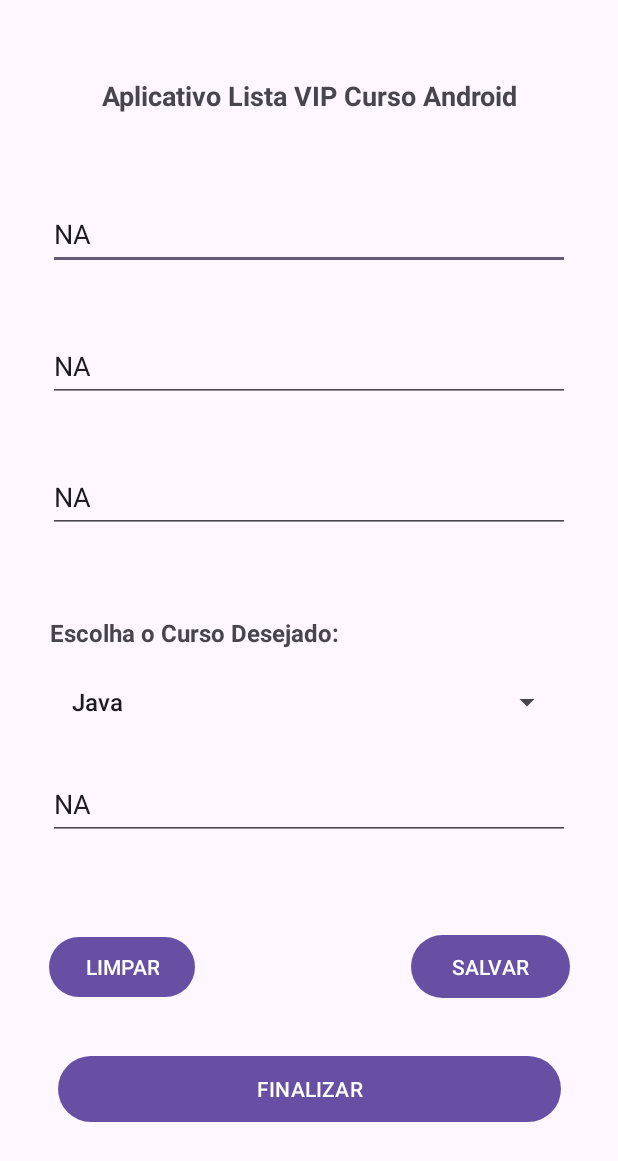
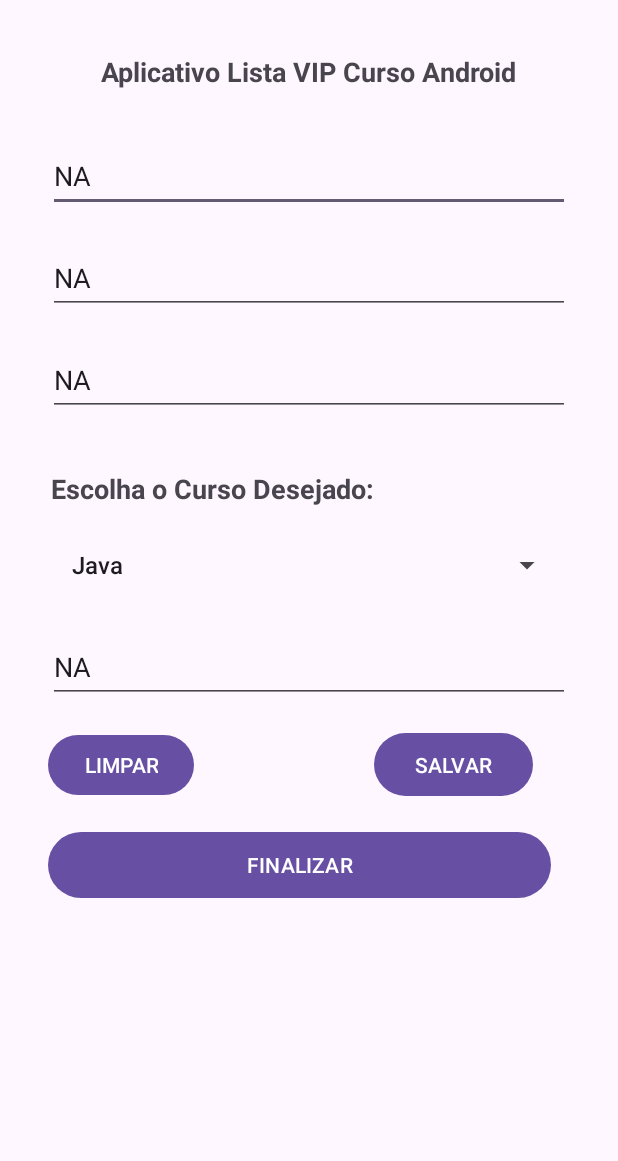
Before and after one commit to Marcio44/AppsAndroid2023, an Android app: the screen it shows after launch (MainActivity), on a phone screen of 412 x 824 dp. Shown: the top 1161 px of the screen. Run offline under Robolectric (Android 15) with nearby library versions, the phone set to English and light mode, and no system bars.

Commit message:
Refatoração do Layout para inserir um ScrollView e mudança para LinearLayout.

```diff
--- a/AppListaCurso/app/src/main/java/devandroid/silva/AppListaCurso/View/MainActivity.java
+++ b/AppListaCurso/app/src/main/java/devandroid/silva/AppListaCurso/View/MainActivity.java
@@ -44,7 +44,7 @@ public class MainActivity extends AppCompatActivity {
     @Override
     protected void onCreate(Bundle savedInstanceState) {
         super.onCreate(savedInstanceState);
-        setContentView(R.layout.activity_main);
+        setContentView(R.layout.activity_spinner);
 
         pessoa = new Pessoa();
         controller = new PessoaController(MainActivity.this);
--- /dev/null
+++ b/AppListaCurso/app/src/main/res/layout/activity_spinner.xml
@@ -0,0 +1,144 @@
+<?xml version="1.0" encoding="utf-8"?>
+<androidx.appcompat.widget.LinearLayoutCompat xmlns:android="http://schemas.android.com/apk/res/android"
+    xmlns:app="http://schemas.android.com/apk/res-auto"
+    xmlns:tools="http://schemas.android.com/tools"
+    android:layout_width="match_parent"
+    android:layout_height="match_parent"
+    android:layout_margin="16dp"
+    android:orientation="vertical"
+    tools:context=".View.MainActivity">
+
+    <ScrollView
+        android:layout_width="match_parent"
+        android:layout_height="wrap_content">
+
+        <LinearLayout
+            android:layout_width="match_parent"
+            android:layout_height="wrap_content"
+            android:orientation="vertical">
+
+            <TextView
+                android:id="@+id/textTitulo"
+                android:layout_width="347dp"
+                android:layout_height="32dp"
+                android:layout_marginStart="16dp"
+                android:layout_marginTop="16dp"
+                android:layout_marginEnd="16dp"
+                android:layout_marginBottom="29dp"
+                android:text="@string/txt_titulo_app"
+                android:textAlignment="center"
+                android:gravity="center"
+                android:textSize="18sp"
+                android:textStyle="bold" />
+
+            <EditText
+                android:id="@+id/editPrimeiroNome"
+                android:layout_width="match_parent"
+                android:layout_height="wrap_content"
+                android:layout_marginStart="16dp"
+                android:layout_marginEnd="16dp"
+                android:layout_marginBottom="10dp"
+                android:autofillHints=""
+                android:ems="10"
+                android:hint="@string/txt_hint_primeiro_nome"
+                android:inputType="text"
+                android:minHeight="48dp"
+                android:textColorHint="#8D6E63" />
+
+            <EditText
+                android:id="@+id/editSobreNome"
+                android:layout_width="match_parent"
+                android:layout_height="wrap_content"
+                android:layout_marginStart="16dp"
+                android:layout_marginTop="10dp"
+                android:layout_marginEnd="16dp"
+                android:layout_marginBottom="10dp"
+                android:autofillHints=""
+                android:ems="10"
+                android:hint="@string/txt_hint_sobrenome"
+                android:inputType="text"
+                android:minHeight="48dp"
+                android:textColorHint="#8D6E63" />
+
+            <EditText
+                android:id="@+id/editTelefoneContato"
+                android:layout_width="match_parent"
+                android:layout_height="wrap_content"
+                android:layout_marginStart="16dp"
+                android:layout_marginTop="10dp"
+                android:layout_marginEnd="16dp"
+                android:layout_marginBottom="36dp"
+                android:autofillHints=""
+                android:ems="10"
+                android:hint="@string/txt_telefone_contato"
+                android:inputType="text"
+                android:minHeight="48dp"
+                android:textColorHint="#8D6E63" />
+
+            <TextView
+                android:id="@+id/textListaSpinner"
+                android:textAlignment="center"
+                android:layout_width="219dp"
+                android:layout_height="25dp"
+                android:layout_marginStart="16dp"
+                android:layout_marginBottom="14dp"
+                android:text="@string/textEscolha"
+                android:textSize="18sp"
+                android:textStyle="bold" />
+
+            <Spinner
+                android:id="@+id/spinner"
+                android:layout_width="343dp"
+                android:layout_height="48dp"
+                android:layout_marginBottom="20dp"
+                android:layout_marginStart="16dp"
+                android:layout_marginEnd="16dp"/>
+
+            <EditText
+                android:id="@+id/editNomeCurso"
+                android:layout_width="match_parent"
+                android:layout_height="wrap_content"
+                android:layout_marginStart="16dp"
+                android:layout_marginEnd="16dp"
+                android:layout_marginBottom="16dp"
+                android:autofillHints=""
+                android:ems="10"
+                android:hint="@string/txt_nome_do_curso"
+                android:inputType="text"
+                android:minHeight="48dp"
+                android:textColorHint="#8D6E63" />
+
+            <LinearLayout
+                android:layout_width="364dp"
+                android:layout_height="wrap_content">
+
+                <Button
+                    android:id="@+id/btnLimpar"
+                    android:layout_width="wrap_content"
+                    android:layout_height="wrap_content"
+                    android:layout_marginStart="16dp"
+                    android:text="@string/btn_limpar" />
+
+
+                <Button
+                    android:id="@+id/btnSalvar"
+                    android:layout_width="106dp"
+                    android:layout_height="50dp"
+                    android:layout_marginStart="120dp"
+                    android:layout_marginEnd="16dp"
+                    android:text="@string/btn_salvar" />
+            </LinearLayout>
+
+            <Button
+                android:id="@+id/btnFinalizar"
+                android:layout_width="335dp"
+                android:layout_height="52dp"
+                android:layout_marginStart="16dp"
+                android:layout_marginEnd="16dp"
+                android:layout_marginTop="16dp"
+                android:layout_marginBottom="56dp"
+                android:text="@string/btn_finalizar" />
+
+        </LinearLayout>
+    </ScrollView>
+</androidx.appcompat.widget.LinearLayoutCompat>
```
